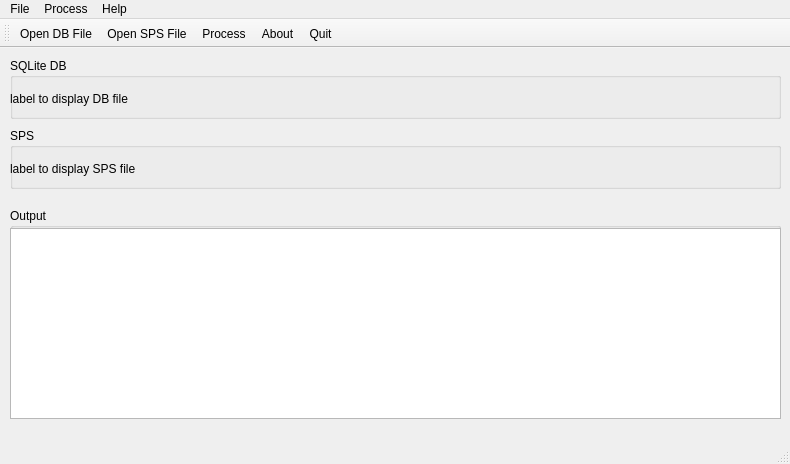
First picture: the form in ui/UIMainWindowForm.ui, repository mysiar/seismic-offset-check, before the edit.
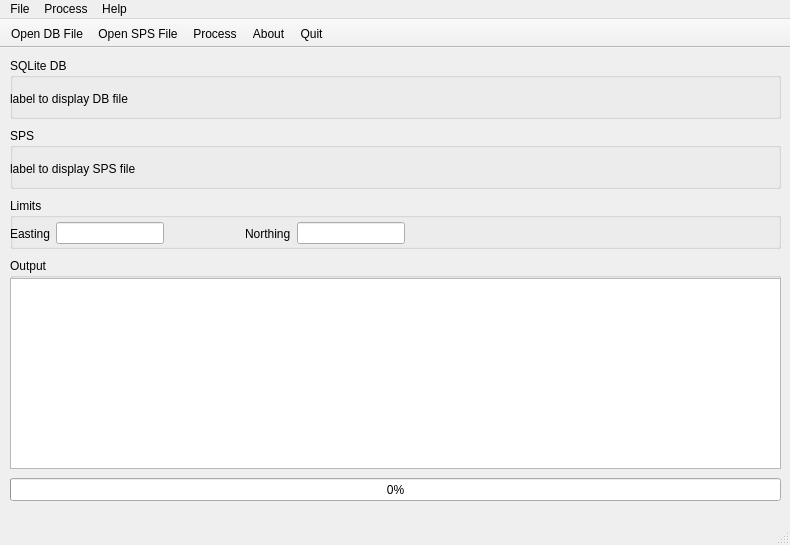
Second picture: the form after the edit. Icons and pictures are not drawn.

Commit message: #ui-main-window: gui

```diff
--- a/ui/UIMainWindowForm.ui
+++ b/ui/UIMainWindowForm.ui
@@ -7,19 +7,19 @@
     <x>0</x>
     <y>0</y>
     <width>790</width>
-    <height>464</height>
+    <height>545</height>
    </rect>
   </property>
   <property name="minimumSize">
    <size>
     <width>790</width>
-    <height>464</height>
+    <height>545</height>
    </size>
   </property>
   <property name="maximumSize">
    <size>
     <width>790</width>
-    <height>464</height>
+    <height>545</height>
    </size>
   </property>
   <property name="windowTitle">
@@ -106,7 +106,7 @@
     <property name="geometry">
      <rect>
       <x>10</x>
-      <y>160</y>
+      <y>210</y>
       <width>771</width>
       <height>211</height>
      </rect>
@@ -130,6 +130,162 @@
      </layout>
     </widget>
    </widget>
+   <widget class="QGroupBox" name="groupBox_4">
+    <property name="geometry">
+     <rect>
+      <x>10</x>
+      <y>150</y>
+      <width>771</width>
+      <height>51</height>
+     </rect>
+    </property>
+    <property name="title">
+     <string>Limits</string>
+    </property>
+    <widget class="QWidget" name="horizontalLayoutWidget_2">
+     <property name="geometry">
+      <rect>
+       <x>0</x>
+       <y>20</y>
+       <width>771</width>
+       <height>31</height>
+      </rect>
+     </property>
+     <layout class="QHBoxLayout" name="horizontalLayout_2">
+      <item>
+       <widget class="QLabel" name="label">
+        <property name="text">
+         <string>Easting</string>
+        </property>
+       </widget>
+      </item>
+      <item>
+       <widget class="QLineEdit" name="limitX"/>
+      </item>
+      <item>
+       <spacer name="horizontalSpacer">
+        <property name="orientation">
+         <enum>Qt::Horizontal</enum>
+        </property>
+        <property name="sizeHint" stdset="0">
+         <size>
+          <width>40</width>
+          <height>20</height>
+         </size>
+        </property>
+       </spacer>
+      </item>
+      <item>
+       <widget class="QLabel" name="label_2">
+        <property name="text">
+         <string>Northing</string>
+        </property>
+       </widget>
+      </item>
+      <item>
+       <widget class="QLineEdit" name="limitY"/>
+      </item>
+      <item>
+       <spacer name="horizontalSpacer_2">
+        <property name="orientation">
+         <enum>Qt::Horizontal</enum>
+        </property>
+        <property name="sizeHint" stdset="0">
+         <size>
+          <width>40</width>
+          <height>20</height>
+         </size>
+        </property>
+       </spacer>
+      </item>
+      <item>
+       <spacer name="horizontalSpacer_3">
+        <property name="orientation">
+         <enum>Qt::Horizontal</enum>
+        </property>
+        <property name="sizeHint" stdset="0">
+         <size>
+          <width>40</width>
+          <height>20</height>
+         </size>
+        </property>
+       </spacer>
+      </item>
+      <item>
+       <spacer name="horizontalSpacer_4">
+        <property name="orientation">
+         <enum>Qt::Horizontal</enum>
+        </property>
+        <property name="sizeHint" stdset="0">
+         <size>
+          <width>40</width>
+          <height>20</height>
+         </size>
+        </property>
+       </spacer>
+      </item>
+      <item>
+       <spacer name="horizontalSpacer_6">
+        <property name="orientation">
+         <enum>Qt::Horizontal</enum>
+        </property>
+        <property name="sizeHint" stdset="0">
+         <size>
+          <width>40</width>
+          <height>20</height>
+         </size>
+        </property>
+       </spacer>
+      </item>
+      <item>
+       <spacer name="horizontalSpacer_5">
+        <property name="orientation">
+         <enum>Qt::Horizontal</enum>
+        </property>
+        <property name="sizeHint" stdset="0">
+         <size>
+          <width>40</width>
+          <height>20</height>
+         </size>
+        </property>
+       </spacer>
+      </item>
+     </layout>
+    </widget>
+   </widget>
+   <widget class="QProgressBar" name="progressBar">
+    <property name="geometry">
+     <rect>
+      <x>10</x>
+      <y>430</y>
+      <width>771</width>
+      <height>23</height>
+     </rect>
+    </property>
+    <property name="value">
+     <number>0</number>
+    </property>
+   </widget>
+  </widget>
+  <widget class="QStatusBar" name="statusbar"/>
+  <widget class="QToolBar" name="toolBar">
+   <property name="windowTitle">
+    <string>toolBar</string>
+   </property>
+   <property name="movable">
+    <bool>false</bool>
+   </property>
+   <attribute name="toolBarArea">
+    <enum>TopToolBarArea</enum>
+   </attribute>
+   <attribute name="toolBarBreak">
+    <bool>false</bool>
+   </attribute>
+   <addaction name="actionOpen_DB_File"/>
+   <addaction name="actionOpen_SPS_File"/>
+   <addaction name="actionProcess"/>
+   <addaction name="actionAbout"/>
+   <addaction name="actionQuit"/>
   </widget>
   <widget class="QMenuBar" name="menubar">
    <property name="geometry">
@@ -166,23 +322,6 @@
    <addaction name="menuRun"/>
    <addaction name="menuHelp"/>
   </widget>
-  <widget class="QStatusBar" name="statusbar"/>
-  <widget class="QToolBar" name="toolBar">
-   <property name="windowTitle">
-    <string>toolBar</string>
-   </property>
-   <attribute name="toolBarArea">
-    <enum>TopToolBarArea</enum>
-   </attribute>
-   <attribute name="toolBarBreak">
-    <bool>false</bool>
-   </attribute>
-   <addaction name="actionOpen_DB_File"/>
-   <addaction name="actionOpen_SPS_File"/>
-   <addaction name="actionProcess"/>
-   <addaction name="actionAbout"/>
-   <addaction name="actionQuit"/>
-  </widget>
   <action name="actionOpen_DB_File">
    <property name="icon">
     <iconset resource="../resources.qrc">
```
The commit also changes 4 other files.
